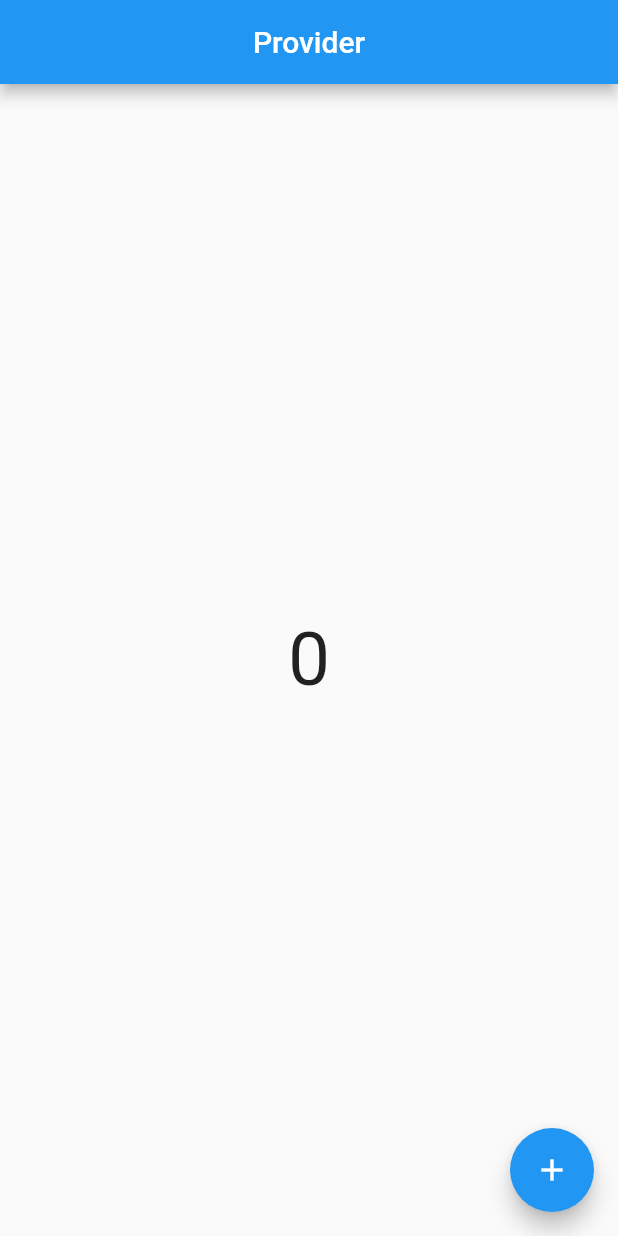
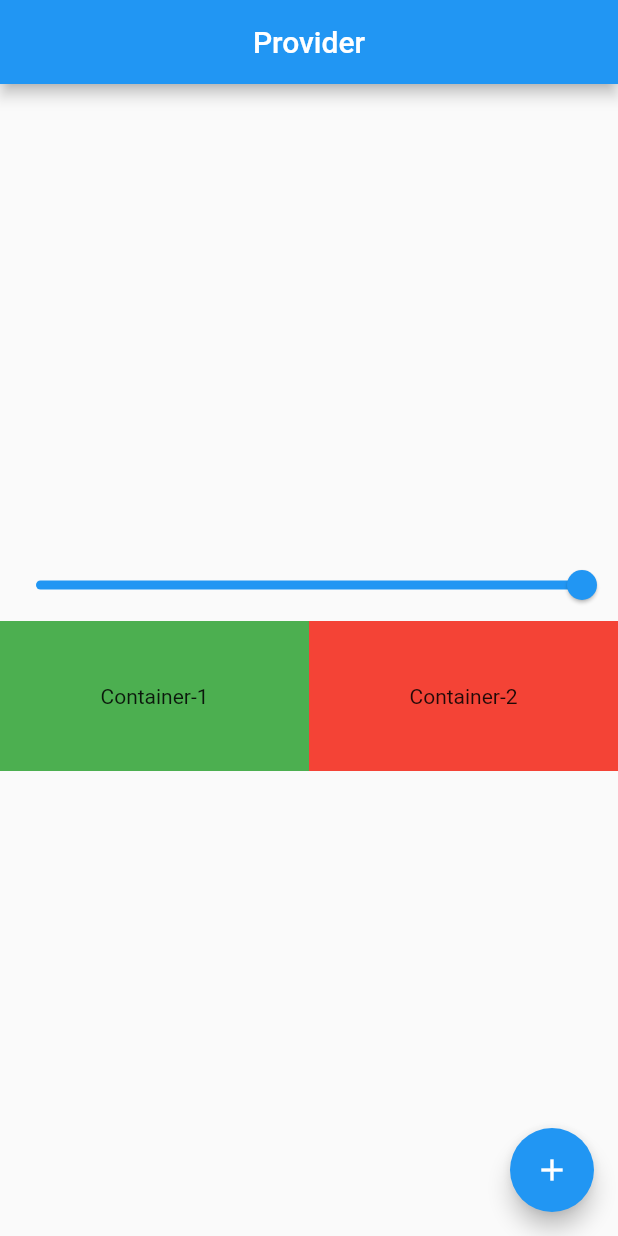
Before and after one commit to hamidhosen42/Flutter-Provider-State-Management, a Flutter app: the first screen one second after launch, on a phone screen of 412 x 824 dp. Run offline on Flutter 3.47's test engine with Material 2 defaults, Android fonts, the phone set to English and light mode, and no system bars.

Commit message:
Multi provider in flutter - Provider Example 2

```diff
--- a/lib/main.dart
+++ b/lib/main.dart
@@ -3,7 +3,9 @@
 import 'package:flutter/material.dart';
 import 'package:flutter_provider_state_management/home_screen.dart';
 import 'package:flutter_provider_state_management/provider/count_provider.dart';
+import 'package:flutter_provider_state_management/provider/example_one_provider.dart';
 import 'package:flutter_provider_state_management/screens/examples/count_example.dart';
+import 'package:flutter_provider_state_management/screens/examples/example_one.dart';
 import 'package:flutter_provider_state_management/statefull_widget_screen.dart';
 import 'package:flutter_provider_state_management/why_provider.dart';
 import 'package:provider/provider.dart';
@@ -17,8 +19,11 @@ class MyApp extends StatelessWidget {
 
   @override
   Widget build(BuildContext context) {
-    return ChangeNotifierProvider(
-      create: (_) => CountProvider(),//!Single provider
+    return MultiProvider(
+      providers: [
+        ChangeNotifierProvider(create: (_)=>CountProvider()),
+        ChangeNotifierProvider(create: (_) => ExampleOneProvider()),
+      ],
       child: MaterialApp(
         debugShowCheckedModeBanner: false,
         title: 'Flutter Demo',
@@ -28,8 +33,26 @@ class MyApp extends StatelessWidget {
         // home: HomeScreen(),
         // home: StateFulWidget(),
         // home: WhyProviderScreen(),
-        home: CountExampleScreen(),
+        // home: CountExampleScreen(),
+        home: ExampleOneScreen(),
       ),
     );
   }
 }
+
+// return ChangeNotifierProvider(
+//       // create: (_) => CountProvider(),//!Single provider
+//       create: (_)=>ExampleOneProvider(),
+//       child: MaterialApp(
+//         debugShowCheckedModeBanner: false,
+//         title: 'Flutter Demo',
+//         theme: ThemeData(
+//           primarySwatch: Colors.blue,
+//         ),
+//         // home: HomeScreen(),
+//         // home: StateFulWidget(),
+//         // home: WhyProviderScreen(),
+//         // home: CountExampleScreen(),
+//         home: ExampleOneScreen(),
+//       ),
+//     );
--- /dev/null
+++ b/lib/provider/example_one_provider.dart
@@ -0,0 +1,11 @@
+import 'package:flutter/material.dart';
+
+class ExampleOneProvider with ChangeNotifier {
+  double _opacity = 1.0;
+  double get opacity => _opacity;
+
+  void setCount(double value) {
+    _opacity = value;
+    notifyListeners();
+  }
+}
--- /dev/null
+++ b/lib/screens/examples/example_one.dart
@@ -0,0 +1,73 @@
+// ignore_for_file: prefer_const_constructors, prefer_const_literals_to_create_immutables, sized_box_for_whitespace, avoid_print, unused_local_variable
+
+import 'package:flutter/material.dart';
+import 'package:flutter_provider_state_management/provider/example_one_provider.dart';
+import 'package:provider/provider.dart';
+
+class ExampleOneScreen extends StatefulWidget {
+  const ExampleOneScreen({super.key});
+
+  @override
+  State<ExampleOneScreen> createState() => _ExampleOneScreenState();
+}
+
+class _ExampleOneScreenState extends State<ExampleOneScreen> {
+  double value = 1.0;
+
+  @override
+  Widget build(BuildContext context) {
+    // final provider = Provider.of<ExampleOneProvider>(context, listen: false);
+    print("Build");
+    return Scaffold(
+      appBar: AppBar(
+        title: Text("Provider"),
+        centerTitle: true,
+      ),
+      body: Column(
+        mainAxisAlignment: MainAxisAlignment.center,
+        crossAxisAlignment: CrossAxisAlignment.center,
+        children: [
+          Consumer<ExampleOneProvider>(builder: (context, value, child) {
+            return Slider(
+                min: 0,
+                max: 1,
+                value: value.opacity,
+                onChanged: (val) {
+                  value.setCount(val);
+                  print(val);
+                });
+          }),
+          Consumer<ExampleOneProvider>(builder: (context, value, child) {
+            return Row(
+              children: [
+                Expanded(
+                  child: Container(
+                    height: 100,
+                    decoration: BoxDecoration(
+                      color: Colors.green.withOpacity(value.opacity),
+                    ),
+                    child: Center(child: Text("Container-1")),
+                  ),
+                ),
+                Expanded(
+                  child: Container(
+                    height: 100,
+                    decoration: BoxDecoration(
+                        color: Colors.red.withOpacity(value.opacity)),
+                    child: Center(
+                      child: Text("Container-2"),
+                    ),
+                  ),
+                )
+              ],
+            );
+          }),
+        ],
+      ),
+      floatingActionButton: FloatingActionButton(
+        onPressed: () {},
+        child: Icon(Icons.add),
+      ),
+    );
+  }
+}
```
